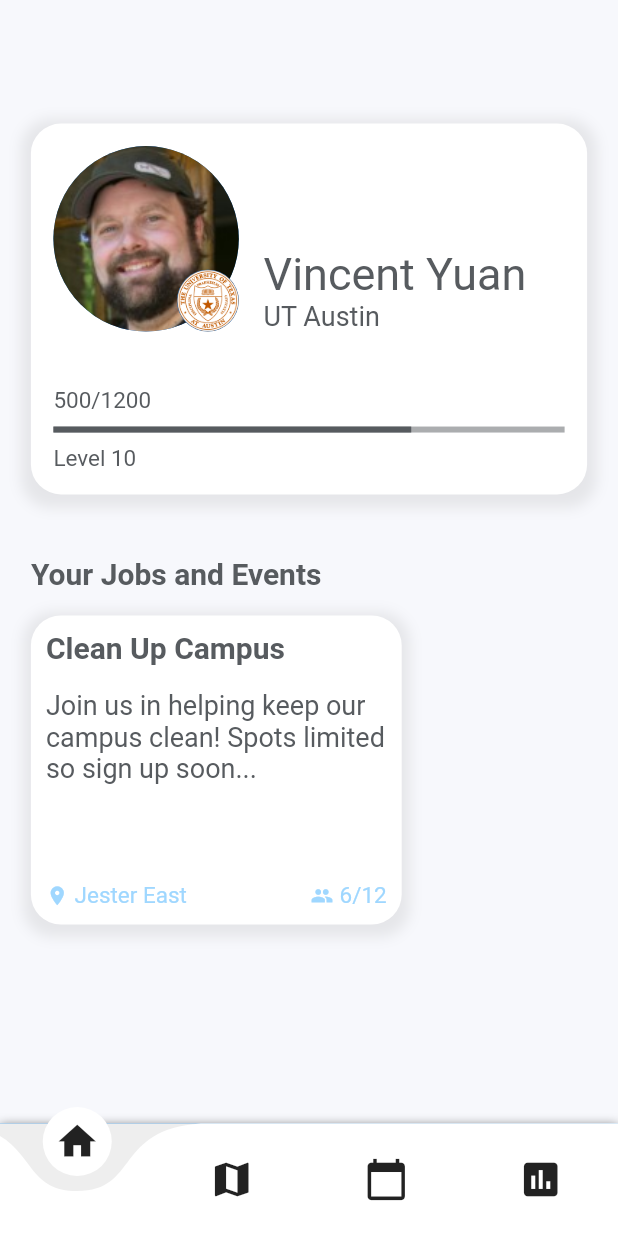
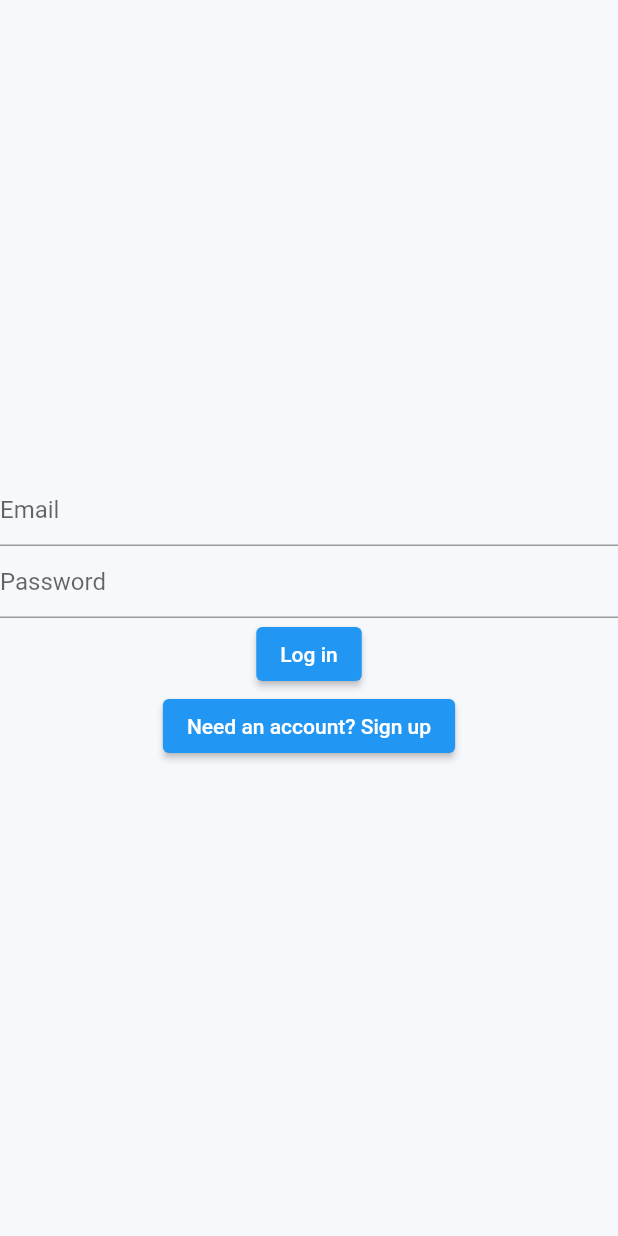
Before and after one commit to YuanSamuel/college_competitions, a Flutter app: the screen it shows after launch, on a phone screen of 412 x 824 dp. Run offline on Flutter 3.47's test engine with Material 2 defaults, Android fonts, the light colour scheme and no system bars; drawn by our look-alikes of curved_navigation_bar; our stand-ins replace cloud_firestore, dio, firebase_auth, firebase_core, firebase_storage, geocoding and 6 more; accounts and stored records are empty.

Commit message:
:sparkles: onboarding

```diff
--- a/lib/main.dart
+++ b/lib/main.dart
@@ -1,12 +1,16 @@
+import 'package:college_competitions/firebase_options.dart';
 import 'package:college_competitions/screens/root_screen.dart';
 import 'package:college_competitions/provider/events_provider.dart';
 import 'package:college_competitions/provider/jobs_provider.dart';
 import 'package:college_competitions/provider/user_provider.dart';
 import 'package:college_competitions/utils/style_constants.dart';
+import 'package:firebase_core/firebase_core.dart';
 import 'package:flutter/material.dart';
 import 'package:provider/provider.dart';
 
-void main() {
+void main() async {
+  WidgetsFlutterBinding.ensureInitialized();
+  await Firebase.initializeApp(options: DefaultFirebaseOptions.currentPlatform);
   runApp(const MyApp());
 }
 
--- a/lib/provider/user_provider.dart
+++ b/lib/provider/user_provider.dart
@@ -14,12 +14,12 @@ class UserProvider extends ChangeNotifier {
 
   Future<void> setUpListener() async {
     auth.FirebaseAuth.instance.userChanges().listen((auth.User? firebaseUser) {
-      if (firebaseUser != null) {
+      if (firebaseUser == null) {
         _user = null;
       } else {
         FirebaseFirestore.instance
             .collection('users')
-            .doc(firebaseUser!.uid)
+            .doc(firebaseUser.uid)
             .snapshots()
             .listen((DocumentSnapshot snapshot) {
           _user = User.fromSnapshot(snapshot);
--- /dev/null
+++ b/lib/screens/login_screen.dart
@@ -0,0 +1,54 @@
+import 'package:college_competitions/screens/sign_up_screen.dart';
+import 'package:college_competitions/services/firebase_service.dart';
+import 'package:firebase_storage/firebase_storage.dart';
+import 'package:flutter/material.dart';
+
+class LoginScreen extends StatefulWidget {
+  const LoginScreen({Key? key}) : super(key: key);
+
+  @override
+  _LoginScreenState createState() => _LoginScreenState();
+}
+
+class _LoginScreenState extends State<LoginScreen> {
+  TextEditingController _emailInputController = TextEditingController();
+  TextEditingController _passwordInputController = TextEditingController();
+
+  @override
+  Widget build(BuildContext context) {
+    return Scaffold(
+      body: Column(
+        mainAxisAlignment: MainAxisAlignment.center,
+        children: [
+          TextField(
+            controller: _emailInputController,
+            decoration: InputDecoration(
+                hintText: 'Email'
+            ),
+          ),
+          TextField(
+            controller: _passwordInputController,
+            decoration: InputDecoration(
+                hintText: 'Password'
+            ),
+          ),
+          ElevatedButton(
+            onPressed: () {
+              FirebaseService().signIn(_emailInputController.text.trim(),
+                  _passwordInputController.text.trim());
+            },
+            child: Text("Log in"),
+          ),
+          ElevatedButton(onPressed: () {
+            Navigator.push(
+              context,
+              MaterialPageRoute(
+                builder: (_) => SignUpScreen(),
+              ),
+            );
+          }, child: Text("Need an account? Sign up"))
+        ],
+      ),
+    );
+  }
+}
--- a/lib/screens/root_screen.dart
+++ b/lib/screens/root_screen.dart
@@ -1,10 +1,14 @@
+import 'package:college_competitions/provider/user_provider.dart';
 import 'package:college_competitions/screens/dashboard_screen.dart';
 import 'package:college_competitions/screens/events_screen.dart';
 import 'package:college_competitions/screens/job_map_screen.dart';
 import 'package:college_competitions/screens/leaderboard_screen.dart';
+import 'package:college_competitions/screens/login_screen.dart';
 import 'package:college_competitions/utils/style_constants.dart';
 import 'package:curved_navigation_bar/curved_navigation_bar.dart';
+import 'package:firebase_auth/firebase_auth.dart';
 import 'package:flutter/material.dart';
+import 'package:provider/provider.dart';
 
 class RootScreen extends StatefulWidget {
   const RootScreen({Key? key}) : super(key: key);
@@ -14,7 +18,6 @@ class RootScreen extends StatefulWidget {
 }
 
 class _RootScreenState extends State<RootScreen> {
-
   int _selectedTab = 0;
   static const _pageOptions = [
     DashboardScreen(),
@@ -29,6 +32,10 @@ class _RootScreenState extends State<RootScreen> {
       StyleConstants().init(context);
     }
 
+    UserProvider userProvider = Provider.of<UserProvider>(context);
+    if (userProvider.user == null) {
+      return const LoginScreen();
+    } else {
       return Scaffold(
         body: _pageOptions[_selectedTab],
         bottomNavigationBar: Container(
@@ -37,8 +44,7 @@ class _RootScreenState extends State<RootScreen> {
               BoxShadow(
                   color: Colors.black54,
                   blurRadius: 5.0,
-                offset: Offset(0.0, 0.75)
-            )
+                  offset: Offset(0.0, 0.75))
             ],
             color: Colors.blue,
           ),
@@ -60,3 +66,4 @@ class _RootScreenState extends State<RootScreen> {
       );
     }
   }
+}
--- a/lib/services/firebase_service.dart
+++ b/lib/services/firebase_service.dart
@@ -1,14 +1,27 @@
+import 'dart:io';
+
 import 'package:cloud_firestore/cloud_firestore.dart';
 import 'package:college_competitions/models/Event.dart';
 import 'package:college_competitions/models/Job.dart';
 import 'package:college_competitions/models/User.dart';
 import 'package:firebase_auth/firebase_auth.dart' as auth;
+import 'package:firebase_storage/firebase_storage.dart';
 
 class FirebaseService {
-  Future<void> signUp(String email, String password) async {
+  Future<bool> signUp(String email, String password) async {
     try {
       await auth.FirebaseAuth.instance
           .createUserWithEmailAndPassword(email: email, password: password);
+      return true;
+    } catch (e) {
+      return false;
+    }
+  }
+
+  Future<void> signIn(String email, String password) async {
+    try {
+      await auth.FirebaseAuth.instance
+          .signInWithEmailAndPassword(email: email, password: password);
     } catch (e) {}
   }
 
@@ -44,7 +57,16 @@ class FirebaseService {
   Future<void> registerForJob(Job job) async {
     await job.reference?.update({
       'registered':
-      FieldValue.arrayUnion([auth.FirebaseAuth.instance.currentUser!.uid]),
+          FieldValue.arrayUnion([auth.FirebaseAuth.instance.currentUser!.uid]),
     });
   }
+
+  Future<String> uploadProfilePicture(File file) async {
+    FirebaseStorage storage = FirebaseStorage.instance;
+    await storage.ref('profilePictures/${file.hashCode}').putFile(file);
+    String downloadURL = await storage
+        .ref('profilePictures/${file.hashCode}')
+        .getDownloadURL();
+    return downloadURL;
+  }
 }
--- a/pubspec.yaml
+++ b/pubspec.yaml
@@ -41,7 +41,9 @@ dependencies:
   flutter_polyline_points: ^0.2.6
   geocoding: 2.0.2
   geolocator: ^8.0.5
+  getwidget: ^2.0.4
   google_maps_flutter: ^2.0.11
+  image_picker: ^0.8.4+5
   provider: ^6.0.2
   simple_animations: ^4.0.1
   supercharged: ^2.1.1
```
Also changed, not shown: lib/screens/set_up_profile_screen.dart (added, +94 -0 lines), lib/screens/sign_up_screen.dart (added, +70 -0 lines), lib/services/college_data_service.dart (+0 -9 lines), lib/services/pick_image_service.dart (added, +52 -0 lines), lib/utils/string_constants.dart (added, +13 -0 lines), lib/widgets/pick_college_modal.dart (added, +56 -0 lines), assets/no_profile_icon.png (added), pubspec.lock, 3 other files. Lines whose indentation alone changed are shown as unchanged.
